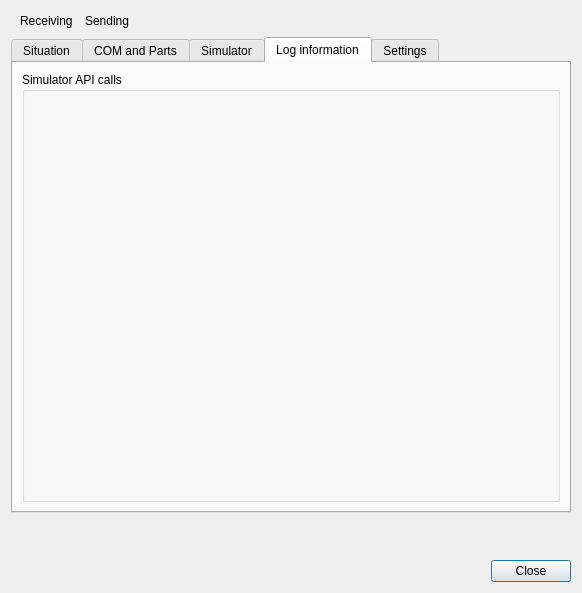
swift-project/pilotclient, file src/plugins/simulator/emulated/simulatoremulatedmonitordialog.ui: the form before one commit.
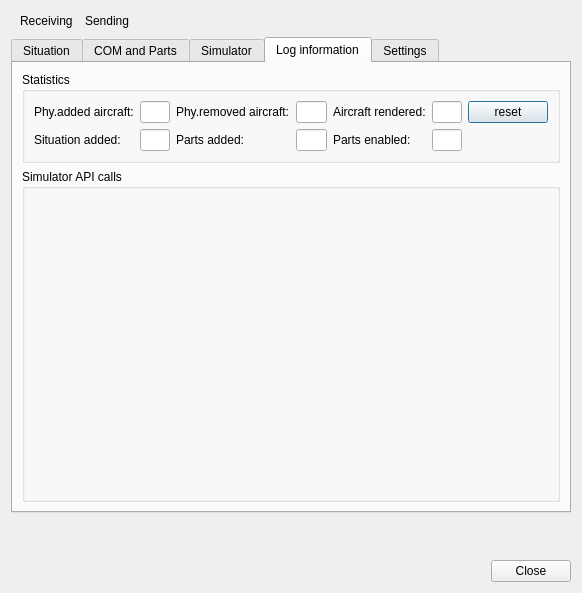
The form after the commit. The open tabs and pages were chosen to show the change. Custom widgets are drawn as their Qt base class.

Commit message:
Ref T171, added statistics in emulated driver
* UI part
* fixed minor typo
* fixed setting of rendered flag
* UI connections Qt::QueuedConnection

What changed in the file:
```diff
--- a/src/plugins/simulator/emulated/simulatoremulatedmonitordialog.ui
+++ b/src/plugins/simulator/emulated/simulatoremulatedmonitordialog.ui
@@ -285,8 +285,114 @@
        <string>Log information</string>
       </attribute>
       <layout class="QVBoxLayout" name="vl_LogInformation">
+       <item>
+        <widget class="QGroupBox" name="gb_Statistics">
+         <property name="title">
+          <string>Statistics</string>
+         </property>
+         <layout class="QGridLayout" name="gl_Statistics">
+          <item row="1" column="0">
+           <widget class="QLabel" name="lbl_SituationAdded">
+            <property name="text">
+             <string>Situation added:</string>
+            </property>
+           </widget>
+          </item>
+          <item row="1" column="1">
+           <widget class="QLineEdit" name="le_SituationAdded">
+            <property name="readOnly">
+             <bool>true</bool>
+            </property>
+           </widget>
+          </item>
+          <item row="1" column="3">
+           <widget class="QLineEdit" name="le_PartsAdded">
+            <property name="readOnly">
+             <bool>true</bool>
+            </property>
+           </widget>
+          </item>
+          <item row="1" column="2">
+           <widget class="QLabel" name="lbl_PartsAdded">
+            <property name="text">
+             <string>Parts added:</string>
+            </property>
+           </widget>
+          </item>
+          <item row="0" column="4">
+           <widget class="QLabel" name="lbl_AircraftRendered">
+            <property name="text">
+             <string>Aircraft rendered:</string>
+            </property>
+           </widget>
+          </item>
+          <item row="0" column="8">
+           <widget class="QLineEdit" name="le_AircraftRendered">
+            <property name="readOnly">
+             <bool>true</bool>
+            </property>
+           </widget>
+          </item>
+          <item row="0" column="0">
+           <widget class="QLabel" name="lbl_PhysicallyAddedAircraft">
+            <property name="text">
+             <string>Phy.added aircraft:</string>
+            </property>
+           </widget>
+          </item>
+          <item row="0" column="1">
+           <widget class="QLineEdit" name="le_PhysicallyAddedAircraft">
+            <property name="readOnly">
+             <bool>true</bool>
+            </property>
+           </widget>
+          </item>
+          <item row="0" column="3">
+           <widget class="QLineEdit" name="le_PhysicallyRemovedAircraft">
+            <property name="readOnly">
+             <bool>true</bool>
+            </property>
+           </widget>
+          </item>
+          <item row="0" column="9">
+           <widget class="QPushButton" name="pb_ResetStatistics">
+            <property name="text">
+             <string>reset</string>
+            </property>
+           </widget>
+          </item>
+          <item row="0" column="2">
+           <widget class="QLabel" name="lbl_PhysicallyRemovedAircraft">
+            <property name="text">
+             <string>Phy.removed aircraft:</string>
+            </property>
+           </widget>
+          </item>
+          <item row="1" column="8">
+           <widget class="QLineEdit" name="le_PartsEnabledAircraft">
+            <property name="readOnly">
+             <bool>true</bool>
+            </property>
+           </widget>
+          </item>
+          <item row="1" column="4">
+           <widget class="QLabel" name="lbl_PartsEnabledAircraft">
+            <property name="text">
+             <string>Parts enabled:</string>
+            </property>
+           </widget>
+          </item>
+         </layout>
+        </widget>
+       </item>
        <item>
         <widget class="QGroupBox" name="gb_LogMessages">
+         <property name="sizePolicy">
+          <sizepolicy hsizetype="Preferred" vsizetype="MinimumExpanding">
+           <horstretch>0</horstretch>
+           <verstretch>0</verstretch>
+          </sizepolicy>
+         </property>
          <property name="title">
           <string>Simulator API calls</string>
          </property>
```
Left out of the diff: 2 changed lines with no effect on the pictures. The commit also changes 4 other files.
